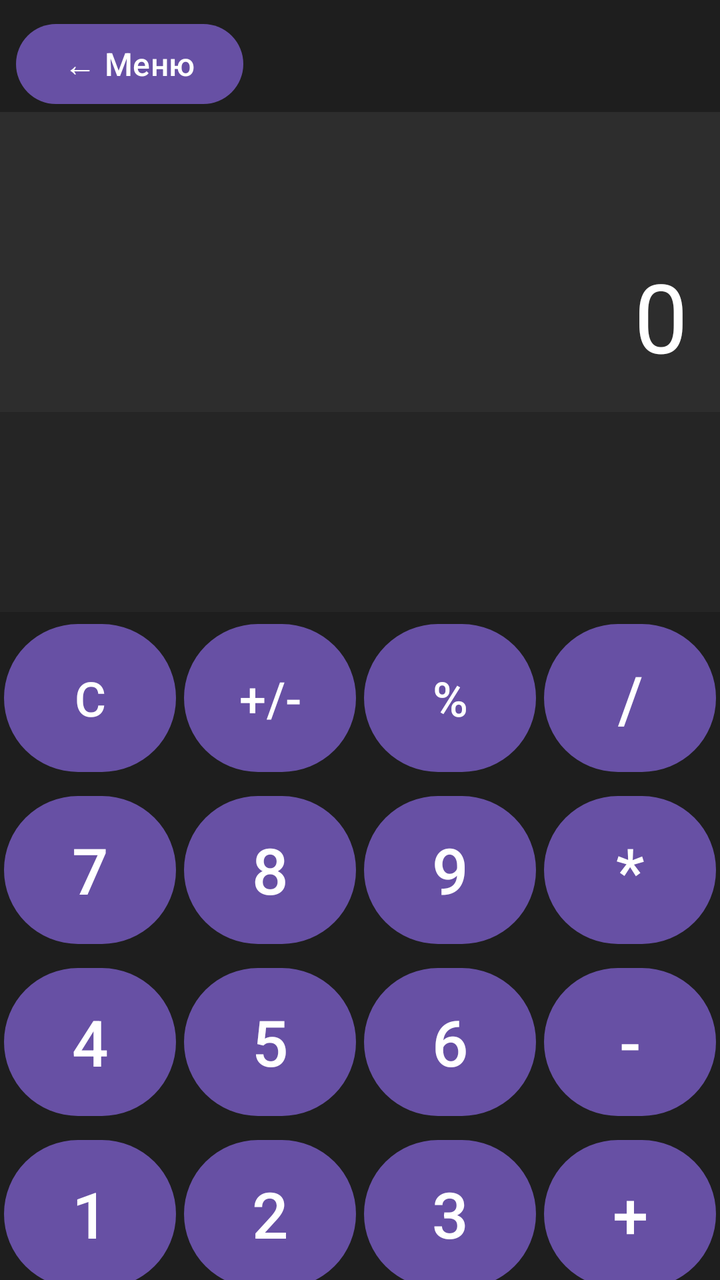
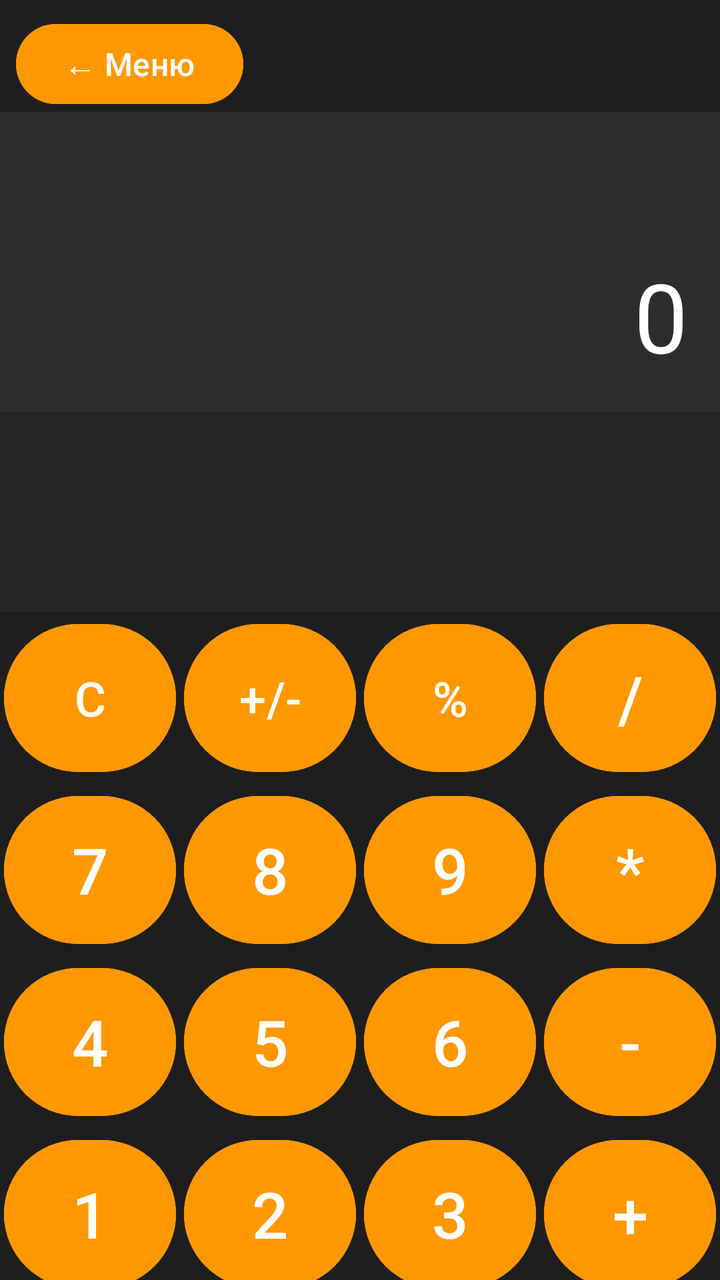

The first picture is an Android layout as it rendered before a commit; the second is the same layout after the commit. The layout source and the unified diff follow.
<!-- AndroidManifest.xml: application theme Theme.MyApplication -->
<!-- res/layout/activity_calculator.xml -->
<?xml version="1.0" encoding="utf-8"?>
<androidx.constraintlayout.widget.ConstraintLayout
    xmlns:android="http://schemas.android.com/apk/res/android"
    xmlns:app="http://schemas.android.com/apk/res-auto"
    android:id="@+id/main"
    android:layout_width="match_parent"
    android:layout_height="match_parent"
    android:background="#1E1E1E">

    <Button
        android:id="@+id/btnBackToMenu"
        android:layout_width="wrap_content"
        android:layout_height="wrap_content"
        android:text="← Меню"
        android:textSize="16sp"
        android:layout_margin="8dp"
        app:layout_constraintTop_toTopOf="parent"
        app:layout_constraintStart_toStartOf="parent"/>

    <FrameLayout
        android:id="@+id/output"
        android:layout_width="match_parent"
        android:layout_height="150dp"
        android:background="#2D2D2D"
        android:padding="16dp"
        app:layout_constraintTop_toBottomOf="@id/btnBackToMenu">

        <TextView
            android:id="@+id/tvResult"
            android:layout_width="match_parent"
            android:layout_height="match_parent"
            android:gravity="bottom|end"
            android:text="0"
            android:textColor="#FFFFFF"
            android:textSize="48sp"/>
    </FrameLayout>

    <LinearLayout
        android:id="@+id/input"
        android:layout_width="match_parent"
        android:layout_height="100dp"
        android:background="#252525"
        android:padding="16dp"
        android:gravity="bottom|end"
        app:layout_constraintTop_toBottomOf="@id/output">

        <TextView
            android:id="@+id/tvInput"
            android:layout_width="match_parent"
            android:layout_height="wrap_content"
            android:gravity="end"
            android:textColor="#AAAAAA"
            android:textSize="24sp"/>
    </LinearLayout>

    <LinearLayout
        android:id="@+id/first_line"
        android:layout_width="match_parent"
        android:layout_height="86dp"
        android:weightSum="4"
        app:layout_constraintTop_toBottomOf="@id/input">

        <Button
            android:id="@+id/btnClear"
            android:layout_width="0dp"
            android:layout_height="match_parent"
            android:layout_weight="1"
            android:layout_margin="2dp"
            android:text="C"
            android:textSize="24sp"/>

        <Button
            android:id="@+id/btnPlusMinus"
            android:layout_width="0dp"
            android:layout_height="match_parent"
            android:layout_weight="1"
            android:layout_margin="2dp"
            android:text="+/-"
            android:textSize="24sp"/>

        <Button
            android:id="@+id/btnPercent"
            android:layout_width="0dp"
            android:layout_height="match_parent"
            android:layout_weight="1"
            android:layout_margin="2dp"
            android:text="%"
            android:textSize="24sp"/>

        <Button
            android:id="@+id/btnDivide"
            android:layout_width="0dp"
            android:layout_height="match_parent"
            android:layout_weight="1"
            android:layout_margin="2dp"
            android:text="/"
            android:textSize="32sp"/>
    </LinearLayout>

    <LinearLayout
        android:id="@+id/second_line"
        android:layout_width="match_parent"
        android:layout_height="86dp"
        android:weightSum="4"
        app:layout_constraintTop_toBottomOf="@id/first_line">

        <Button
            android:id="@+id/btn7"
            android:layout_width="0dp"
            android:layout_height="match_parent"
            android:layout_weight="1"
            android:layout_margin="2dp"
            android:text="7"
            android:textSize="32sp"/>

        <Button
            android:id="@+id/btn8"
            android:layout_width="0dp"
            android:layout_height="match_parent"
            android:layout_weight="1"
            android:layout_margin="2dp"
            android:text="8"
            android:textSize="32sp"/>

        <Button
            android:id="@+id/btn9"
            android:layout_width="0dp"
            android:layout_height="match_parent"
            android:layout_weight="1"
            android:layout_margin="2dp"
            android:text="9"
            android:textSize="32sp"/>

        <Button
            android:id="@+id/btnMultiply"
            android:layout_width="0dp"
            android:layout_height="match_parent"
            android:layout_weight="1"
            android:layout_margin="2dp"
            android:text="*"
            android:textSize="32sp"/>
    </LinearLayout>

    <LinearLayout
        android:id="@+id/third_line"
        android:layout_width="match_parent"
        android:layout_height="86dp"
        android:weightSum="4"
        app:layout_constraintTop_toBottomOf="@id/second_line">

        <Button
            android:id="@+id/btn4"
            android:layout_width="0dp"
            android:layout_height="match_parent"
            android:layout_weight="1"
            android:layout_margin="2dp"
            android:text="4"
            android:textSize="32sp"/>

        <Button
            android:id="@+id/btn5"
            android:layout_width="0dp"
            android:layout_height="match_parent"
            android:layout_weight="1"
            android:layout_margin="2dp"
            android:text="5"
            android:textSize="32sp"/>

        <Button
            android:id="@+id/btn6"
            android:layout_width="0dp"
            android:layout_height="match_parent"
            android:layout_weight="1"
            android:layout_margin="2dp"
            android:text="6"
            android:textSize="32sp"/>

        <Button
            android:id="@+id/btnMinus"
            android:layout_width="0dp"
            android:layout_height="match_parent"
            android:layout_weight="1"
            android:layout_margin="2dp"
            android:text="-"
            android:textSize="32sp"/>
    </LinearLayout>

    <LinearLayout
        android:id="@+id/four_line"
        android:layout_width="match_parent"
        android:layout_height="86dp"
        android:weightSum="4"
        app:layout_constraintTop_toBottomOf="@id/third_line">

        <Button
            android:id="@+id/btn1"
            android:layout_width="0dp"
            android:layout_height="match_parent"
            android:layout_weight="1"
            android:layout_margin="2dp"
            android:text="1"
            android:textSize="32sp"/>

        <Button
            android:id="@+id/btn2"
            android:layout_width="0dp"
            android:layout_height="match_parent"
            android:layout_weight="1"
            android:layout_margin="2dp"
            android:text="2"
            android:textSize="32sp"/>

        <Button
            android:id="@+id/btn3"
            android:layout_width="0dp"
            android:layout_height="match_parent"
            android:layout_weight="1"
            android:layout_margin="2dp"
            android:text="3"
            android:textSize="32sp"/>

        <Button
            android:id="@+id/btnPlus"
            android:layout_width="0dp"
            android:layout_height="match_parent"
            android:layout_weight="1"
            android:layout_margin="2dp"
            android:text="+"
            android:textSize="32sp"/>
    </LinearLayout>

    <LinearLayout
        android:id="@+id/five_line"
        android:layout_width="match_parent"
        android:layout_height="86dp"
        android:weightSum="5"
        app:layout_constraintTop_toBottomOf="@id/four_line">

        <Button
            android:id="@+id/btn0"
            android:layout_width="0dp"
            android:layout_height="match_parent"
            android:layout_weight="2"
            android:layout_margin="2dp"
            android:text="0"
            android:textSize="32sp"/>

        <Button
            android:id="@+id/btnDot"
            android:layout_width="0dp"
            android:layout_height="match_parent"
            android:layout_weight="1"
            android:layout_margin="2dp"
            android:text="."
            android:textSize="32sp"/>

        <Button
            android:id="@+id/btnEquals"
            android:layout_width="0dp"
            android:layout_height="match_parent"
            android:layout_weight="1"
            android:layout_margin="2dp"
            android:text="="
            android:textSize="32sp"/>

        <Button
            android:id="@+id/btnA"
            android:layout_width="0dp"
            android:layout_height="match_parent"
            android:layout_weight="1"
            android:layout_margin="2dp"
            android:text="A"
            android:textSize="32sp"/>
    </LinearLayout>

</androidx.constraintlayout.widget.ConstraintLayout>
<!-- resources referenced by this layout -->
<resources>
  <style name="Theme.MyApplication" parent="Base.Theme.MyApplication" />
  <style name="Base.Theme.MyApplication" parent="Theme.Material3.DayNight.NoActionBar">
          
          
      </style>
</resources>

<!-- the commit's change to res/layout/activity_calculator.xml (unified diff, before → after) -->
@@ -8,6 +8,8 @@
     android:background="#1E1E1E">
 
     <Button
+        android:backgroundTint="#FF9800"
+        android:textColor="#FFFFFF"
         android:id="@+id/btnBackToMenu"
         android:layout_width="wrap_content"
         android:layout_height="wrap_content"
@@ -61,6 +63,8 @@
         app:layout_constraintTop_toBottomOf="@id/input">
 
         <Button
+            android:backgroundTint="#FF9800"
+            android:textColor="#FFFFFF"
             android:id="@+id/btnClear"
             android:layout_width="0dp"
             android:layout_height="match_parent"
@@ -70,6 +74,8 @@
             android:textSize="24sp"/>
 
         <Button
+            android:backgroundTint="#FF9800"
+            android:textColor="#FFFFFF"
             android:id="@+id/btnPlusMinus"
             android:layout_width="0dp"
             android:layout_height="match_parent"
@@ -79,6 +85,8 @@
             android:textSize="24sp"/>
 
         <Button
+            android:backgroundTint="#FF9800"
+            android:textColor="#FFFFFF"
             android:id="@+id/btnPercent"
             android:layout_width="0dp"
             android:layout_height="match_parent"
@@ -88,6 +96,8 @@
             android:textSize="24sp"/>
 
         <Button
+            android:backgroundTint="#FF9800"
+            android:textColor="#FFFFFF"
             android:id="@+id/btnDivide"
             android:layout_width="0dp"
             android:layout_height="match_parent"
@@ -105,6 +115,8 @@
         app:layout_constraintTop_toBottomOf="@id/first_line">
 
         <Button
+            android:backgroundTint="#FF9800"
+            android:textColor="#FFFFFF"
             android:id="@+id/btn7"
             android:layout_width="0dp"
             android:layout_height="match_parent"
@@ -114,6 +126,8 @@
             android:textSize="32sp"/>
 
         <Button
+            android:backgroundTint="#FF9800"
+            android:textColor="#FFFFFF"
             android:id="@+id/btn8"
             android:layout_width="0dp"
             android:layout_height="match_parent"
@@ -123,6 +137,8 @@
             android:textSize="32sp"/>
 
         <Button
+            android:backgroundTint="#FF9800"
+            android:textColor="#FFFFFF"
             android:id="@+id/btn9"
             android:layout_width="0dp"
             android:layout_height="match_parent"
@@ -132,6 +148,8 @@
             android:textSize="32sp"/>
 
         <Button
+            android:backgroundTint="#FF9800"
+            android:textColor="#FFFFFF"
             android:id="@+id/btnMultiply"
             android:layout_width="0dp"
             android:layout_height="match_parent"
@@ -149,6 +167,9 @@
         app:layout_constraintTop_toBottomOf="@id/second_line">
 
         <Button
+            android:backgroundTint="#FF9800"
+            android:textColor="#FFFFFF"
+
             android:id="@+id/btn4"
             android:layout_width="0dp"
             android:layout_height="match_parent"
@@ -158,6 +179,8 @@
             android:textSize="32sp"/>
 
         <Button
+            android:backgroundTint="#FF9800"
+            android:textColor="#FFFFFF"
             android:id="@+id/btn5"
             android:layout_width="0dp"
             android:layout_height="match_parent"
@@ -167,6 +190,8 @@
             android:textSize="32sp"/>
 
         <Button
+            android:backgroundTint="#FF9800"
+            android:textColor="#FFFFFF"
             android:id="@+id/btn6"
             android:layout_width="0dp"
             android:layout_height="match_parent"
@@ -176,6 +201,8 @@
             android:textSize="32sp"/>
 
         <Button
+            android:backgroundTint="#FF9800"
+            android:textColor="#FFFFFF"
             android:id="@+id/btnMinus"
             android:layout_width="0dp"
             android:layout_height="match_parent"
@@ -193,6 +220,8 @@
         app:layout_constraintTop_toBottomOf="@id/third_line">
 
         <Button
+            android:backgroundTint="#FF9800"
+            android:textColor="#FFFFFF"
             android:id="@+id/btn1"
             android:layout_width="0dp"
             android:layout_height="match_parent"
@@ -202,6 +231,8 @@
             android:textSize="32sp"/>
 
         <Button
+            android:backgroundTint="#FF9800"
+            android:textColor="#FFFFFF"
             android:id="@+id/btn2"
             android:layout_width="0dp"
             android:layout_height="match_parent"
@@ -211,6 +242,8 @@
             android:textSize="32sp"/>
 
         <Button
+            android:backgroundTint="#FF9800"
+            android:textColor="#FFFFFF"
             android:id="@+id/btn3"
             android:layout_width="0dp"
             android:layout_height="match_parent"
@@ -220,6 +253,8 @@
             android:textSize="32sp"/>
 
         <Button
+            android:backgroundTint="#FF9800"
+            android:textColor="#FFFFFF"
             android:id="@+id/btnPlus"
             android:layout_width="0dp"
             android:layout_height="match_parent"
@@ -237,6 +272,8 @@
         app:layout_constraintTop_toBottomOf="@id/four_line">
 
         <Button
+            android:backgroundTint="#FF9800"
+            android:textColor="#FFFFFF"
             android:id="@+id/btn0"
             android:layout_width="0dp"
             android:layout_height="match_parent"
@@ -246,6 +283,8 @@
             android:textSize="32sp"/>
 
         <Button
+            android:backgroundTint="#FF9800"
+            android:textColor="#FFFFFF"
             android:id="@+id/btnDot"
             android:layout_width="0dp"
             android:layout_height="match_parent"
@@ -255,22 +294,15 @@
             android:textSize="32sp"/>
 
         <Button
+            android:backgroundTint="#FF9800"
+            android:textColor="#FFFFFF"
             android:id="@+id/btnEquals"
             android:layout_width="0dp"
             android:layout_height="match_parent"
-            android:layout_weight="1"
+            android:layout_weight="2"
             android:layout_margin="2dp"
             android:text="="
             android:textSize="32sp"/>
-
-        <Button
-            android:id="@+id/btnA"
-            android:layout_width="0dp"
-            android:layout_height="match_parent"
-            android:layout_weight="1"
-            android:layout_margin="2dp"
-            android:text="A"
-            android:textSize="32sp"/>
     </LinearLayout>
 
 </androidx.constraintlayout.widget.ConstraintLayout>
